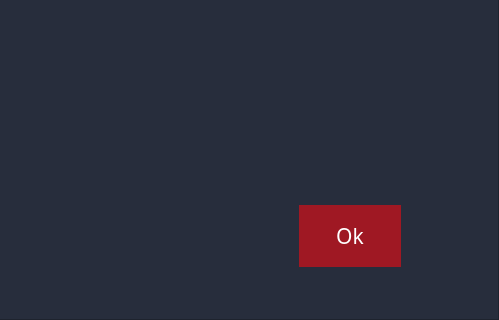
Above: reddragons/interface/ui_files/diretorio.ui from Red-Dragons-UFSCar/red-visao before the change; both pictures show x 491 to 990 and y 405 to 725 of the 990 by 725 pixel window. Below: the same form after it.
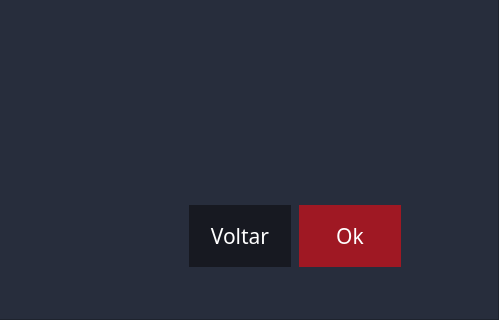
That is the form after the change. Icons and pictures are not drawn.

Commit message: add botao voltar em diretorio

What changed in the file:
```diff
--- a/reddragons/interface/ui_files/diretorio.ui
+++ b/reddragons/interface/ui_files/diretorio.ui
@@ -278,6 +278,64 @@
         <string>&lt;html&gt;&lt;head/&gt;&lt;body&gt;&lt;p&gt;&lt;span style=&quot; font-size:18pt; color:#e62e2e;&quot;&gt;DIRETÓRIO DO VIDEO:&lt;/span&gt;&lt;/p&gt;&lt;/body&gt;&lt;/html&gt;</string>
        </property>
       </widget>
+      <widget class="QPushButton" name="btnVoltar">
+       <property name="geometry">
+        <rect>
+         <x>680</x>
+         <y>610</y>
+         <width>102</width>
+         <height>62</height>
+        </rect>
+       </property>
+       <property name="minimumSize">
+        <size>
+         <width>102</width>
+         <height>62</height>
+        </size>
+       </property>
+       <property name="maximumSize">
+        <size>
+         <width>102</width>
+         <height>62</height>
+        </size>
+       </property>
+       <property name="font">
+        <font>
+         <family>Microsoft YaHei</family>
+         <pointsize>16</pointsize>
+         <weight>50</weight>
+         <bold>false</bold>
+        </font>
+       </property>
+       <property name="cursor">
+        <cursorShape>PointingHandCursor</cursorShape>
+       </property>
+       <property name="styleSheet">
+        <string notr="true">
+
+QPushButton{
+	color: rgb(255, 255, 255);
+	background-color: rgb(23, 25, 33);
+	border-radius:0px;
+}
+QPushButton:hover{
+	color: rgb(255, 255, 255);
+	background-color: rgb(27, 27, 35);
+	border-radius:0px;
+}
+
+</string>
+       </property>
+       <property name="text">
+        <string>Voltar</string>
+       </property>
+       <property name="iconSize">
+        <size>
+         <width>30</width>
+         <height>30</height>
+        </size>
+       </property>
+      </widget>
      </widget>
     </item>
    </layout>
```
The commit also changes 2 other files.
